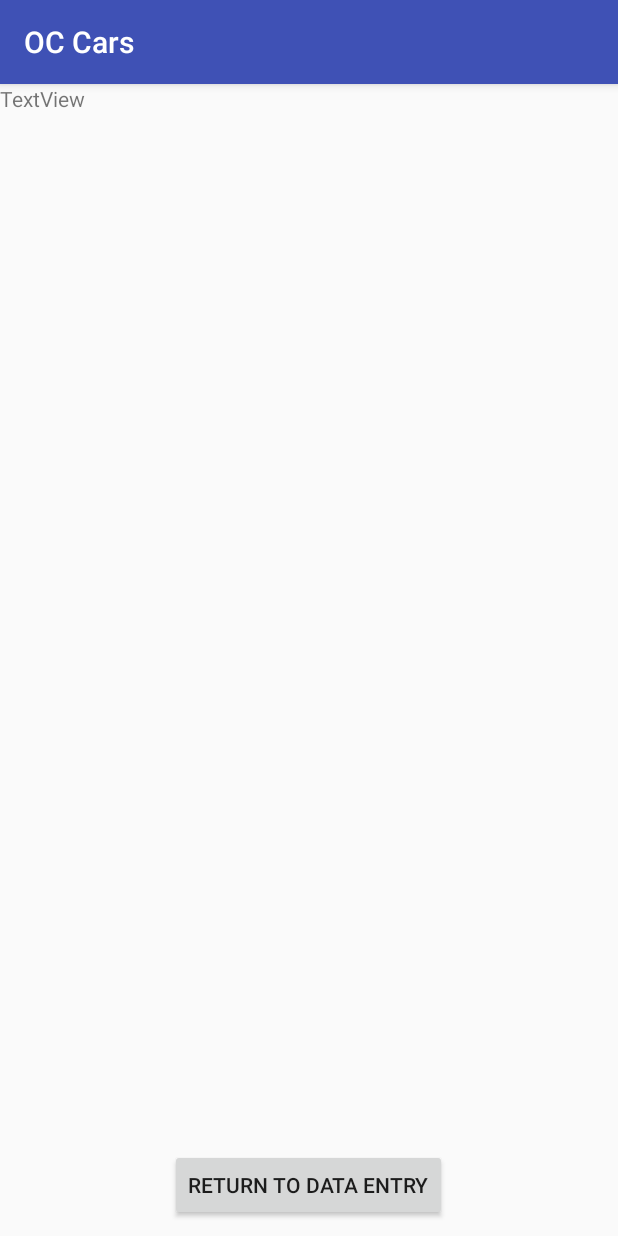
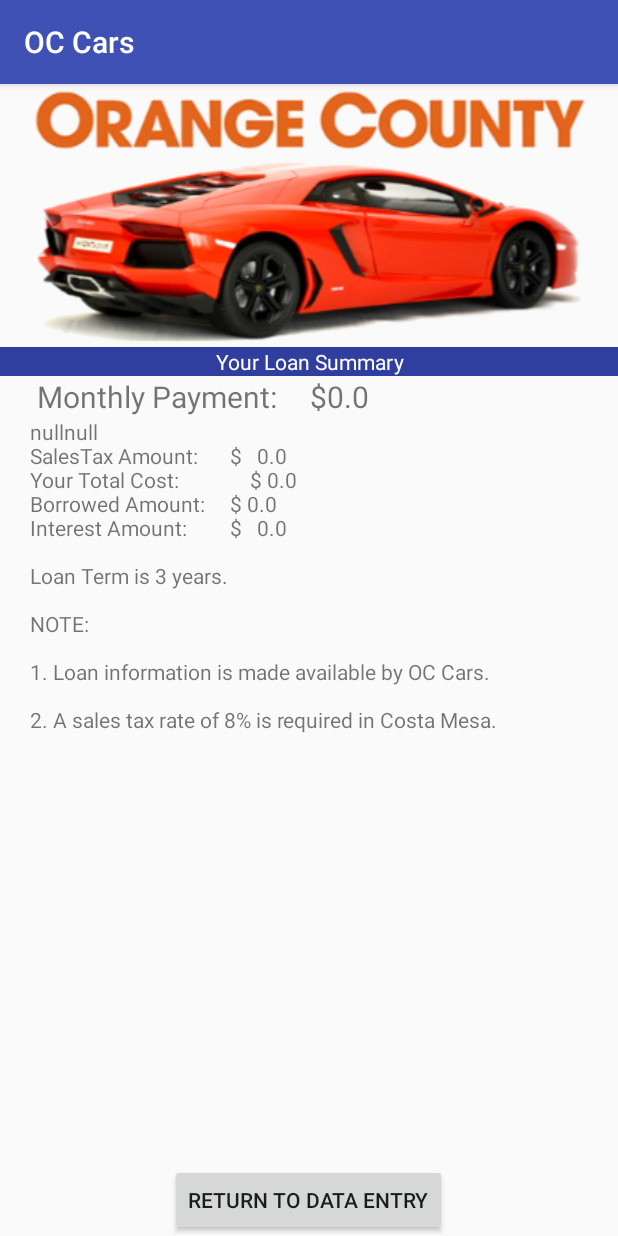
Before and after one commit to JimBurk/OCCarsNew, an Android app: the screen it shows after launch (LoanSummaryActivity), after a tap on "LOAN REPORT", on a phone screen of 412 x 824 dp. Run offline under Robolectric (Android 15) with nearby library versions, the phone set to English and light mode, and no system bars; 4 statements that could not run were skipped.

Commit message:
Most of the code - as of end of class 9/14/17
Changes Added 9/15/17

Changed Added from DT version 9/18/17

```diff
--- a/app/src/main/java/edu/orangecoastcollege/cs273/jburk/occars/CarLoan.java
+++ b/app/src/main/java/edu/orangecoastcollege/cs273/jburk/occars/CarLoan.java
@@ -10,6 +10,10 @@ public class CarLoan {
     private double mDownPayment;
     private int mTerm;
 
+    private static double APR_3_YEARS = 0.0462;
+    private static double APR_4_YEARS = 0.0419;
+    private static double APR_5_YEARS = 0.0416;
+
     public void setPrice(double price) {
         mPrice = price;
     }
@@ -20,6 +24,10 @@ public class CarLoan {
 
     public void setLoanTerm(int term) {
         mTerm = term;
+    }
+
+    public int getLoanTerm() {
+        return mTerm;
     }
 
     public double taxAmount() {
@@ -42,13 +50,13 @@ public class CarLoan {
 
         switch (mTerm) {
             case 3:
-                interestRate = 0.0462;
+                interestRate = APR_3_YEARS;
                 break;
             case 4:
-                interestRate = 0.0419;
+                interestRate = APR_4_YEARS;
                 break;
             case 5:
-                interestRate = 0.0416;
+                interestRate = APR_5_YEARS;
                 break;
             default:
                 interestRate = 0.10;
@@ -59,7 +67,7 @@ public class CarLoan {
     }
 
     public double calculateMonthlyPayment() {
-        return (calculateBorrowedAmount() + calculateInterestAmount()) / (mTerm * 12);
+        return (calculateBorrowedAmount() + calculateInterestAmount()) / (mTerm * 12.0);
     }
 
 }
--- a/app/src/main/java/edu/orangecoastcollege/cs273/jburk/occars/LoanSummaryActivity.java
+++ b/app/src/main/java/edu/orangecoastcollege/cs273/jburk/occars/LoanSummaryActivity.java
@@ -3,6 +3,8 @@ package edu.orangecoastcollege.cs273.jburk.occars;
 import android.content.Intent;
 import android.os.Bundle;
 import android.support.v7.app.AppCompatActivity;
+import android.view.View;
+import android.widget.TextView;
 
 /**
  * Created by jamesburk on 9/15/17.
@@ -15,17 +17,18 @@ public class LoanSummaryActivity extends AppCompatActivity {
         super.onCreate(savedInstanceState);
         setContentView(R.layout.activity_loan_summary);
 
-        // Receive Intent from
-        // Populate TextView
+        TextView paymentView = (TextView) findViewById(R.id.monthlyPaymentTextView);
+        TextView reportView = (TextView) findViewById(R.id.loanReportTextView);
+        Intent intentFromPurchase = getIntent();
 
-        Intent intentFromPurchase = getIntent();
-        String report = intentFromPurchase.getStringExtra("loanReport");
+        String payment = intentFromPurchase.getStringExtra("payment");
+        paymentView.setText(payment);
 
-        // Fill TextViews with data from report
+        String report = intentFromPurchase.getStringExtra("report");
+        reportView.setText(report);
     }
 
-    public void goBack() {
-        Intent purchaseActivity = new Intent(this, PurchaseActivity.class);
-        startActivity(purchaseActivity);
+    public void goBack(View v) {
+        this.finish();
     }
 }
--- a/app/src/main/java/edu/orangecoastcollege/cs273/jburk/occars/PurchaseActivity.java
+++ b/app/src/main/java/edu/orangecoastcollege/cs273/jburk/occars/PurchaseActivity.java
@@ -6,6 +6,9 @@ import android.os.Bundle;
 import android.view.View;
 import android.widget.EditText;
 import android.widget.RadioButton;
+import android.widget.SeekBar;
+
+import java.text.DecimalFormat;
 
 public class PurchaseActivity extends AppCompatActivity {
     private EditText mPriceEditText;
@@ -29,24 +32,49 @@ public class PurchaseActivity extends AppCompatActivity {
     }
 
     private void collectCarLoanData() {
-        mCarLoan.setPrice(Double.parseDouble(mPriceEditText.getText().toString()));
-        mCarLoan.setDownPayment(Double.parseDouble(mDownPaymentEditText.getText().toString()));
+        double price = Double.parseDouble(mPriceEditText.getText().toString());
+        mCarLoan.setPrice(price);
+        double down = Double.parseDouble(mDownPaymentEditText.getText().toString());
+        mCarLoan.setDownPayment(down);
 
+        int term = 5;
         if (mThreeYearRadioButton.isChecked())
-            mCarLoan.setLoanTerm(3);
+            term = 3;
         else if (mFourYearRadioButton.isChecked())
-            mCarLoan.setLoanTerm(4);
-        else mCarLoan.setLoanTerm(5);
+            term = 4;
+
+        mCarLoan.setLoanTerm(term);
     }
 
     public void reportSummary(View v) {
         collectCarLoanData();
-        String report ="Monthly Payment: $";
+
+        double payment = mCarLoan.calculateMonthlyPayment();
+        double taxes = mCarLoan.taxAmount();
+        double cost = mCarLoan.totalAmount();
+        double borrow = mCarLoan.calculateBorrowedAmount();
+        double interest = mCarLoan.calculateInterestAmount();
+
+        String paymentString = " Monthly Payment:\t\t$" + payment;
+
+        String priceString = "Car Sales Price:\t\t\t\t$ " + Double.parseDouble(mPriceEditText.getText().toString());
+        String downString = "\nDown Payment:\t\t\t\t$ " + Double.parseDouble(mDownPaymentEditText.getText().toString());
+        String taxString = "\nSalesTax Amount:\t\t$   " + taxes;
+        String costString = "\nYour Total Cost:\t\t\t\t$ " + cost;
+        String borrowedString = "\nBorrowed Amount:\t\t$ " + borrow;
+        String interestString = "\nInterest Amount:\t\t\t$   " + interest;
+        String termString = "\n\nLoan Term is " + mCarLoan.getLoanTerm() + " years.";
+        String noteString = "\n\nNOTE:\n\n1. Loan information is made available by OC Cars.\n\n2. A sales tax rate of 8% is required in Costa Mesa.";
+
+        String reportString =  priceString + downString + taxString + costString + borrowedString + interestString + termString + noteString;
 
         // Intent starts a new activity and can share data with them
         Intent launchLoanReport = new Intent(this, LoanSummaryActivity.class);
         // Put data into the Intent
-        launchLoanReport.putExtra("loanReport", report);
+
+        launchLoanReport.putExtra("payment", paymentString);
+
+        launchLoanReport.putExtra("report", reportString);
 
         startActivity(launchLoanReport);
     }
--- a/app/src/main/res/layout/activity_loan_summary.xml
+++ b/app/src/main/res/layout/activity_loan_summary.xml
@@ -1,23 +1,53 @@
 <?xml version="1.0" encoding="utf-8"?>
-<RelativeLayout xmlns:android="http://schemas.android.com/apk/res/android"
-                android:orientation="vertical" android:layout_width="match_parent"
+<RelativeLayout
+    xmlns:android="http://schemas.android.com/apk/res/android"
+    xmlns:app="http://schemas.android.com/apk/res-auto"
+    xmlns:tools="http://schemas.android.com/tools"
+    android:layout_width="match_parent"
     android:layout_height="match_parent"
-                android:weightSum="1">
+    tools:context="edu.orangecoastcollege.cs273.jburk.occars.PurchaseActivity">
+
+    <ImageView
+        android:id="@+id/imageView1"
+        android:layout_width="match_parent"
+        android:layout_height="wrap_content"
+        app:srcCompat="@drawable/oc_cars_logo"
+        android:layout_alignParentTop="true"
+        android:layout_alignParentLeft="true"
+        android:layout_alignParentStart="true"/>
 
     <TextView
-    android:id="@+id/textView"
+        android:id="@+id/textview1"
         android:layout_width="match_parent"
         android:layout_height="wrap_content"
-    android:text="TextView" />
+        android:layout_below="@+id/imageView1"
+        android:text="@string/report_header"
+        android:background="@color/colorPrimaryDark"
+        android:textColor="@color/bone_white"
+        android:gravity="center"/>
+
+    <TextView
+        android:id="@+id/monthlyPaymentTextView"
+        android:layout_width="wrap_content"
+        android:layout_height="wrap_content"
+        android:textSize="20sp"
+        android:layout_marginLeft="20dp"
+        android:layout_below="@+id/textview1"/>
+
+    <TextView
+        android:id="@+id/loanReportTextView"
+        android:layout_width="wrap_content"
+        android:layout_height="wrap_content"
+        android:layout_marginLeft="20dp"
+        android:layout_below="@+id/monthlyPaymentTextView"/>
 
     <Button
-    android:id="@+id/button"
+        android:id="@+id/summary_button"
         android:layout_width="wrap_content"
         android:layout_height="wrap_content"
         android:text="@string/go_data_entry"
+        android:onClick="goBack"
         android:layout_alignParentBottom="true"
-    android:layout_centerHorizontal="true"
-    android:layout_marginBottom="10dp"
-    android:onClick="goBack" />
+        android:layout_centerHorizontal="true"/>
 
 </RelativeLayout>
--- a/app/src/main/res/layout/activity_purchase.xml
+++ b/app/src/main/res/layout/activity_purchase.xml
@@ -22,6 +22,8 @@
         android:layout_height="wrap_content"
         android:gravity="center"
         android:text="@string/instruction"
+        android:textColor="@color/bone_white"
+        android:background="@color/colorPrimaryDark"
         android:layout_below="@+id/imageView1"
         android:layout_alignParentLeft="true"
         android:layout_alignParentStart="true"/>
@@ -31,6 +33,7 @@
         android:layout_width="wrap_content"
         android:layout_height="wrap_content"
         android:text="@string/car_price"
+        android:layout_marginLeft="10dp"
         android:layout_alignBaseline="@+id/car_priceEditText"
         android:layout_alignBottom="@+id/car_priceEditText"
         android:layout_alignLeft="@+id/textview1"
@@ -59,6 +62,7 @@
         android:layout_width="wrap_content"
         android:layout_height="wrap_content"
         android:text="@string/down_payment"
+        android:layout_marginLeft="10dp"
         android:layout_alignParentLeft="true"
         android:layout_alignParentStart="true"
         android:layout_alignRight="@+id/textview2"
```
Also changed, not shown: app/src/main/res/values/strings.xml (+13 -13 lines). Lines whose indentation alone changed are shown as unchanged.
